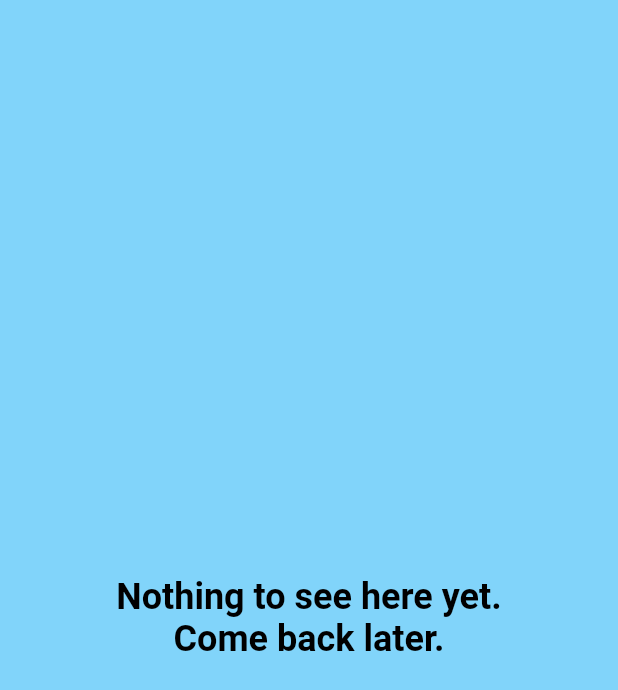
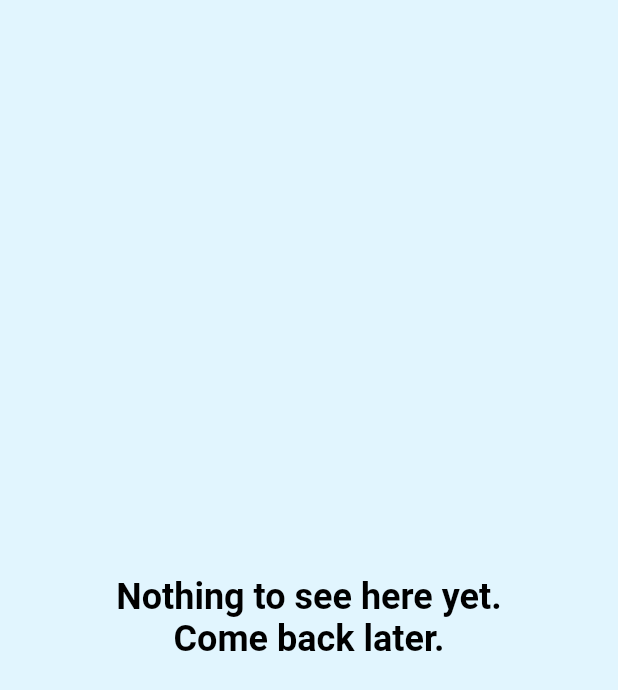
Before and after one commit to Edorin9/zero_4_cast, a Flutter app: the screen it shows after launch, on a phone screen of 412 x 824 dp. Shown: the top 690 px of the screen. Run offline on Flutter 3.47's test engine with Material 2 defaults, Android fonts, the phone set to English and light mode, and no system bars; our stand-ins replace dartz, data_connection_checker, equatable, get_it, injectable.

Commit message:
placeholder bg color change

```diff
--- a/lib/main.dart
+++ b/lib/main.dart
@@ -16,7 +16,7 @@ class MyApp extends StatelessWidget {
       theme: ThemeData(brightness: Brightness.dark, accentColor: Colors.cyan),
       home: Scaffold(
         body: Container(
-          color: Colors.lightBlue[200],
+          color: Colors.lightBlue[50],
           child: const Center(
             child: Text(
               'Nothing to see here yet.\nCome back later.',
```
